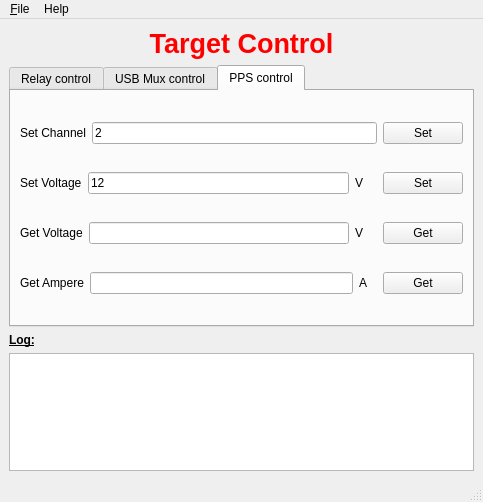
First picture: the form in relay_control.ui, repository dthieu/RelayControl, before the edit.
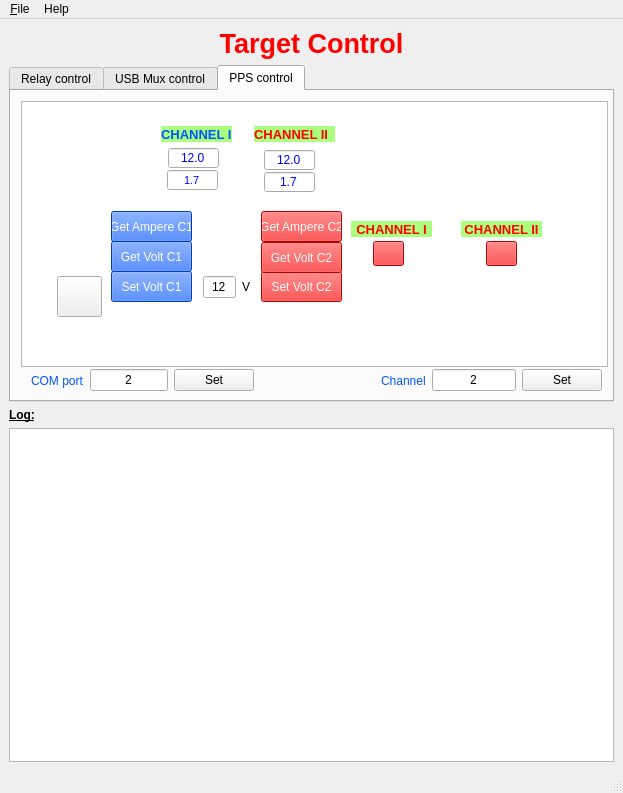
Second picture: the form after the edit. The open tabs and pages were chosen to show the change. Icons and pictures are not drawn.

What changed in the file:
```diff
--- a/relay_control.ui
+++ b/relay_control.ui
@@ -6,8 +6,8 @@
    <rect>
     <x>0</x>
     <y>0</y>
-    <width>483</width>
-    <height>502</height>
+    <width>623</width>
+    <height>793</height>
    </rect>
   </property>
   <property name="windowTitle">
@@ -637,144 +637,541 @@
        <attribute name="title">
         <string>PPS control</string>
        </attribute>
-       <layout class="QVBoxLayout" name="verticalLayout_6">
-        <item>
-         <layout class="QHBoxLayout" name="horizontalLayout_2">
-          <item>
-           <widget class="QLabel" name="label_16">
-            <property name="text">
-             <string>Set Channel</string>
-            </property>
-           </widget>
-          </item>
-          <item>
-           <widget class="QLineEdit" name="txtSetChannel">
-            <property name="minimumSize">
-             <size>
-              <width>0</width>
-              <height>0</height>
-             </size>
-            </property>
-            <property name="maximumSize">
-             <size>
-              <width>16777215</width>
-              <height>16777215</height>
-             </size>
-            </property>
-            <property name="text">
-             <string>2</string>
-            </property>
-           </widget>
-          </item>
-          <item>
-           <widget class="QPushButton" name="btnSetChannel">
-            <property name="text">
-             <string>Set</string>
-            </property>
-           </widget>
-          </item>
-         </layout>
-        </item>
-        <item>
-         <layout class="QHBoxLayout" name="horizontalLayout_3">
-          <item>
-           <widget class="QLabel" name="label_6">
-            <property name="text">
-             <string>Set Voltage</string>
-            </property>
-           </widget>
-          </item>
-          <item>
-           <widget class="QLineEdit" name="txtSetVol">
-            <property name="text">
-             <string>12</string>
-            </property>
-           </widget>
-          </item>
-          <item>
-           <widget class="QLabel" name="label_9">
-            <property name="text">
-             <string>V    </string>
-            </property>
-           </widget>
-          </item>
-          <item>
-           <widget class="QPushButton" name="btnSetVol">
-            <property name="text">
-             <string>Set</string>
-            </property>
-           </widget>
-          </item>
-         </layout>
-        </item>
-        <item>
-         <layout class="QHBoxLayout" name="horizontalLayout_4">
-          <item>
-           <widget class="QLabel" name="label_8">
-            <property name="text">
-             <string>Get Voltage</string>
-            </property>
-           </widget>
-          </item>
-          <item>
-           <widget class="QLineEdit" name="txtGetVol">
-            <property name="readOnly">
-             <bool>true</bool>
-            </property>
-           </widget>
-          </item>
-          <item>
-           <widget class="QLabel" name="label_10">
-            <property name="text">
-             <string>V    </string>
-            </property>
-           </widget>
-          </item>
-          <item>
-           <widget class="QPushButton" name="btnGetVol">
-            <property name="text">
-             <string>Get</string>
-            </property>
-           </widget>
-          </item>
-         </layout>
-        </item>
-        <item>
-         <layout class="QHBoxLayout" name="horizontalLayout">
-          <item>
-           <widget class="QLabel" name="label_11">
-            <property name="text">
-             <string>Get Ampere</string>
-            </property>
-           </widget>
-          </item>
-          <item>
-           <widget class="QLineEdit" name="txtGetAmpere">
-            <property name="readOnly">
-             <bool>true</bool>
-            </property>
-           </widget>
-          </item>
-          <item>
-           <widget class="QLabel" name="label_13">
-            <property name="frameShadow">
-             <enum>QFrame::Plain</enum>
-            </property>
-            <property name="text">
-             <string>A   </string>
-            </property>
-           </widget>
-          </item>
-          <item>
-           <widget class="QPushButton" name="btnGetAmpere">
-            <property name="text">
-             <string>Get</string>
-            </property>
-           </widget>
-          </item>
-         </layout>
-        </item>
-       </layout>
+       <widget class="QGraphicsView" name="ppsGraphicView">
+        <property name="geometry">
+         <rect>
+          <x>10</x>
+          <y>10</y>
+          <width>587</width>
+          <height>266</height>
+         </rect>
+        </property>
+        <property name="sizePolicy">
+         <sizepolicy hsizetype="Fixed" vsizetype="Fixed">
+          <horstretch>0</horstretch>
+          <verstretch>0</verstretch>
+         </sizepolicy>
+        </property>
+        <property name="font">
+         <font>
+          <stylestrategy>PreferDefault</stylestrategy>
+          <kerning>true</kerning>
+         </font>
+        </property>
+        <property name="autoFillBackground">
+         <bool>true</bool>
+        </property>
+        <property name="styleSheet">
+         <string notr="true">background-image: url(:/pps/resource/pps.png);</string>
+        </property>
+        <property name="frameShadow">
+         <enum>QFrame::Raised</enum>
+        </property>
+        <property name="lineWidth">
+         <number>1</number>
+        </property>
+       </widget>
+       <widget class="QPushButton" name="btnSetVol_c2">
+        <property name="geometry">
+         <rect>
+          <x>250</x>
+          <y>180</y>
+          <width>81</width>
+          <height>31</height>
+         </rect>
+        </property>
+        <property name="styleSheet">
+         <string notr="true">color: rgb(255, 255, 255);
+background-color: rgb(255, 0, 0);</string>
+        </property>
+        <property name="text">
+         <string>Set Volt C2</string>
+        </property>
+       </widget>
+       <widget class="QPushButton" name="btnGetAmpere_c1">
+        <property name="geometry">
+         <rect>
+          <x>100</x>
+          <y>120</y>
+          <width>81</width>
+          <height>31</height>
+         </rect>
+        </property>
+        <property name="styleSheet">
+         <string notr="true">background-color: rgb(0, 85, 255);
+color: rgb(255, 255, 255);</string>
+        </property>
+        <property name="text">
+         <string>Get Ampere C1</string>
+        </property>
+       </widget>
+       <widget class="QPushButton" name="btnGetVol_c1">
+        <property name="geometry">
+         <rect>
+          <x>100</x>
+          <y>150</y>
+          <width>81</width>
+          <height>31</height>
+         </rect>
+        </property>
+        <property name="styleSheet">
+         <string notr="true">background-color: rgb(0, 85, 255);
+color: rgb(255, 255, 255);</string>
+        </property>
+        <property name="text">
+         <string>Get Volt C1</string>
+        </property>
+       </widget>
+       <widget class="QPushButton" name="btnSetVol_c1">
+        <property name="geometry">
+         <rect>
+          <x>100</x>
+          <y>180</y>
+          <width>81</width>
+          <height>31</height>
+         </rect>
+        </property>
+        <property name="styleSheet">
+         <string notr="true">background-color: rgb(0, 85, 255);
+color: rgb(255, 255, 255);</string>
+        </property>
+        <property name="text">
+         <string>Set Volt C1</string>
+        </property>
+       </widget>
+       <widget class="QPushButton" name="btnGetAmpere_c2">
+        <property name="geometry">
+         <rect>
+          <x>250</x>
+          <y>120</y>
+          <width>81</width>
+          <height>31</height>
+         </rect>
+        </property>
+        <property name="styleSheet">
+         <string notr="true">color: rgb(255, 255, 255);
+background-color: rgb(255, 0, 0);</string>
+        </property>
+        <property name="text">
+         <string>Get Ampere C2</string>
+        </property>
+       </widget>
+       <widget class="QLabel" name="lblChannel1">
+        <property name="geometry">
+         <rect>
+          <x>340</x>
+          <y>130</y>
+          <width>81</width>
+          <height>16</height>
+         </rect>
+        </property>
+        <property name="font">
+         <font>
+          <pointsize>10</pointsize>
+          <weight>75</weight>
+          <bold>true</bold>
+         </font>
+        </property>
+        <property name="styleSheet">
+         <string notr="true">color: rgb(255, 0, 0);
+background-color: rgb(170, 255, 127);</string>
+        </property>
+        <property name="text">
+         <string>CHANNEL I</string>
+        </property>
+        <property name="alignment">
+         <set>Qt::AlignCenter</set>
+        </property>
+       </widget>
+       <widget class="QLabel" name="lblChannel2">
+        <property name="geometry">
+         <rect>
+          <x>450</x>
+          <y>130</y>
+          <width>81</width>
+          <height>16</height>
+         </rect>
+        </property>
+        <property name="font">
+         <font>
+          <pointsize>10</pointsize>
+          <weight>75</weight>
+          <bold>true</bold>
+         </font>
+        </property>
+        <property name="styleSheet">
+         <string notr="true">color: rgb(255, 0, 0);
+background-color: rgb(170, 255, 127);</string>
+        </property>
+        <property name="text">
+         <string>CHANNEL II</string>
+        </property>
+        <property name="alignment">
+         <set>Qt::AlignCenter</set>
+        </property>
+       </widget>
+       <widget class="QLabel" name="lblChannel1_2">
+        <property name="geometry">
+         <rect>
+          <x>150</x>
+          <y>35</y>
+          <width>71</width>
+          <height>16</height>
+         </rect>
+        </property>
+        <property name="font">
+         <font>
+          <pointsize>10</pointsize>
+          <weight>75</weight>
+          <bold>true</bold>
+         </font>
+        </property>
+        <property name="styleSheet">
+         <string notr="true">color: rgb(0, 85, 255);
+background-color: rgb(170, 255, 127);</string>
+        </property>
+        <property name="text">
+         <string>CHANNEL I</string>
+        </property>
+       </widget>
+       <widget class="QLabel" name="lblChannel2_2">
+        <property name="geometry">
+         <rect>
+          <x>243</x>
+          <y>35</y>
+          <width>81</width>
+          <height>16</height>
+         </rect>
+        </property>
+        <property name="font">
+         <font>
+          <pointsize>10</pointsize>
+          <weight>75</weight>
+          <bold>true</bold>
+         </font>
+        </property>
+        <property name="styleSheet">
+         <string notr="true">color: rgb(255, 0, 0);
+background-color: rgb(170, 255, 127);</string>
+        </property>
+        <property name="text">
+         <string>CHANNEL II</string>
+        </property>
+       </widget>
+       <widget class="QPushButton" name="btnRestartTarget">
+        <property name="geometry">
+         <rect>
+          <x>46</x>
+          <y>185</y>
+          <width>45</width>
+          <height>41</height>
+         </rect>
+        </property>
+        <property name="toolTip">
+         <string>&lt;html&gt;&lt;head/&gt;&lt;body&gt;&lt;p&gt;Restart target:&lt;/p&gt;&lt;p&gt;- Set 0V&lt;/p&gt;&lt;p&gt;- Sleep 3s&lt;/p&gt;&lt;p&gt;- Set 12V&lt;/p&gt;&lt;/body&gt;&lt;/html&gt;</string>
+        </property>
+        <property name="styleSheet">
+         <string notr="true">background-image: url(:/pps/resource/restart_power.png);</string>
+        </property>
+        <property name="text">
+         <string/>
+        </property>
+       </widget>
+       <widget class="QWidget" name="layoutWidget">
+        <property name="geometry">
+         <rect>
+          <x>20</x>
+          <y>277</y>
+          <width>223</width>
+          <height>25</height>
+         </rect>
+        </property>
+        <layout class="QHBoxLayout" name="horizontalLayout">
+         <item>
+          <widget class="QLabel" name="label_17">
+           <property name="styleSheet">
+            <string notr="true">color: rgb(0, 85, 255);
+font: 75 8pt &quot;System&quot;;</string>
+           </property>
+           <property name="text">
+            <string>COM port</string>
+           </property>
+          </widget>
+         </item>
+         <item>
+          <widget class="QLineEdit" name="txtSetCOMport">
+           <property name="minimumSize">
+            <size>
+             <width>0</width>
+             <height>0</height>
+            </size>
+           </property>
+           <property name="maximumSize">
+            <size>
+             <width>16777215</width>
+             <height>16777215</height>
+            </size>
+           </property>
+           <property name="text">
+            <string>2</string>
+           </property>
+           <property name="alignment">
+            <set>Qt::AlignCenter</set>
+           </property>
+          </widget>
+         </item>
+         <item>
+          <widget class="QPushButton" name="btnSetCOMport">
+           <property name="text">
+            <string>Set</string>
+           </property>
+          </widget>
+         </item>
+        </layout>
+       </widget>
+       <widget class="QWidget" name="layoutWidget">
+        <property name="geometry">
+         <rect>
+          <x>370</x>
+          <y>277</y>
+          <width>221</width>
+          <height>25</height>
+         </rect>
+        </property>
+        <layout class="QHBoxLayout" name="horizontalLayout_2">
+         <item>
+          <widget class="QLabel" name="label_16">
+           <property name="styleSheet">
+            <string notr="true">color: rgb(0, 85, 255);
+font: 75 8pt &quot;System&quot;;</string>
+           </property>
+           <property name="text">
+            <string>Channel</string>
+           </property>
+          </widget>
+         </item>
+         <item>
+          <widget class="QLineEdit" name="txtSetChannel">
+           <property name="minimumSize">
+            <size>
+             <width>0</width>
+             <height>0</height>
+            </size>
+           </property>
+           <property name="maximumSize">
+            <size>
+             <width>16777215</width>
+             <height>16777215</height>
+            </size>
+           </property>
+           <property name="text">
+            <string>2</string>
+           </property>
+           <property name="alignment">
+            <set>Qt::AlignCenter</set>
+           </property>
+          </widget>
+         </item>
+         <item>
+          <widget class="QPushButton" name="btnSetChannel">
+           <property name="text">
+            <string>Set</string>
+           </property>
+          </widget>
+         </item>
+        </layout>
+       </widget>
+       <widget class="QLineEdit" name="txtdisplayVolt_c1">
+        <property name="geometry">
+         <rect>
+          <x>157</x>
+          <y>57</y>
+          <width>51</width>
+          <height>20</height>
+         </rect>
+        </property>
+        <property name="styleSheet">
+         <string notr="true">font: 75 8pt &quot;System&quot;;
+color: rgb(0, 0, 255);</string>
+        </property>
+        <property name="text">
+         <string>12.0</string>
+        </property>
+        <property name="alignment">
+         <set>Qt::AlignCenter</set>
+        </property>
+        <property name="readOnly">
+         <bool>true</bool>
+        </property>
+       </widget>
+       <widget class="QLineEdit" name="txtdisplayVolt_c2">
+        <property name="geometry">
+         <rect>
+          <x>253</x>
+          <y>59</y>
+          <width>51</width>
+          <height>20</height>
+         </rect>
+        </property>
+        <property name="styleSheet">
+         <string notr="true">font: 75 8pt &quot;System&quot;;
+color: rgb(0, 0, 255);</string>
+        </property>
+        <property name="text">
+         <string>12.0</string>
+        </property>
+        <property name="alignment">
+         <set>Qt::AlignCenter</set>
+        </property>
+        <property name="readOnly">
+         <bool>true</bool>
+        </property>
+       </widget>
+       <widget class="QLineEdit" name="txtdisplayAmpere_c2">
+        <property name="geometry">
+         <rect>
+          <x>253</x>
+          <y>81</y>
+          <width>51</width>
+          <height>20</height>
+         </rect>
+        </property>
+        <property name="styleSheet">
+         <string notr="true">font: 75 8pt &quot;System&quot;;
+color: rgb(0, 0, 255);</string>
+        </property>
+        <property name="text">
+         <string>1.7</string>
+        </property>
+        <property name="alignment">
+         <set>Qt::AlignCenter</set>
+        </property>
+        <property name="readOnly">
+         <bool>true</bool>
+        </property>
+       </widget>
+       <widget class="QLineEdit" name="txtdisplayAmpere_c1">
+        <property name="geometry">
+         <rect>
+          <x>156</x>
+          <y>79</y>
+          <width>51</width>
+          <height>20</height>
+         </rect>
+        </property>
+        <property name="font">
+         <font>
+          <family>System</family>
+          <pointsize>8</pointsize>
+          <weight>9</weight>
+          <italic>false</italic>
+          <bold>false</bold>
+         </font>
+        </property>
+        <property name="styleSheet">
+         <string notr="true">font: 75 8pt &quot;System&quot;;
+color: rgb(0, 0, 255);</string>
+        </property>
+        <property name="text">
+         <string>1.7</string>
+        </property>
+        <property name="alignment">
+         <set>Qt::AlignCenter</set>
+        </property>
+        <property name="readOnly">
+         <bool>true</bool>
+        </property>
+       </widget>
+       <widget class="QPushButton" name="btnChannel1">
+        <property name="geometry">
+         <rect>
+          <x>362</x>
+          <y>150</y>
+          <width>31</width>
+          <height>25</height>
+         </rect>
+        </property>
+        <property name="toolTip">
+         <string>&lt;html&gt;&lt;head/&gt;&lt;body&gt;&lt;p&gt;Choose Channel 1&lt;/p&gt;&lt;p&gt;Red: not selected&lt;/p&gt;&lt;p&gt;Green: Selected&lt;/p&gt;&lt;/body&gt;&lt;/html&gt;</string>
+        </property>
+        <property name="styleSheet">
+         <string notr="true">background-color: rgb(255, 0, 0);</string>
+        </property>
+        <property name="text">
+         <string/>
+        </property>
+        <property name="iconSize">
+         <size>
+          <width>16</width>
+          <height>16</height>
+         </size>
+        </property>
+       </widget>
+       <widget class="QPushButton" name="btnChannel2">
+        <property name="geometry">
+         <rect>
+          <x>475</x>
+          <y>150</y>
+          <width>31</width>
+          <height>25</height>
+         </rect>
+        </property>
+        <property name="toolTip">
+         <string>&lt;html&gt;&lt;head/&gt;&lt;body&gt;&lt;p&gt;Choose Channel 2&lt;/p&gt;&lt;p&gt;Red: not selected&lt;/p&gt;&lt;p&gt;Green: Selected&lt;/p&gt;&lt;/body&gt;&lt;/html&gt;</string>
+        </property>
+        <property name="styleSheet">
+         <string notr="true">background-color: rgb(255, 0, 0);</string>
+        </property>
+        <property name="text">
+         <string/>
+        </property>
+       </widget>
+       <widget class="QPushButton" name="btnGetVol_c2">
+        <property name="geometry">
+         <rect>
+          <x>250</x>
+          <y>151</y>
+          <width>81</width>
+          <height>31</height>
+         </rect>
+        </property>
+        <property name="styleSheet">
+         <string notr="true">color: rgb(255, 255, 255);
+background-color: rgb(255, 0, 0);</string>
+        </property>
+        <property name="text">
+         <string>Get Volt C2</string>
+        </property>
+       </widget>
+       <widget class="QWidget" name="layoutWidget">
+        <property name="geometry">
+         <rect>
+          <x>192</x>
+          <y>185</y>
+          <width>61</width>
+          <height>22</height>
+         </rect>
+        </property>
+        <layout class="QHBoxLayout" name="horizontalLayout_3">
+         <item>
+          <widget class="QLineEdit" name="txtSetVol">
+           <property name="text">
+            <string>12</string>
+           </property>
+           <property name="alignment">
+            <set>Qt::AlignCenter</set>
+           </property>
+          </widget>
+         </item>
+         <item>
+          <widget class="QLabel" name="label_9">
+           <property name="text">
+            <string>V    </string>
+           </property>
+          </widget>
+         </item>
+        </layout>
+       </widget>
       </widget>
      </widget>
     </item>
@@ -803,7 +1200,7 @@
     <rect>
      <x>0</x>
      <y>0</y>
-     <width>483</width>
+     <width>623</width>
      <height>21</height>
     </rect>
    </property>
```
Left out of the diff: 6 changed lines with no effect on the pictures.
